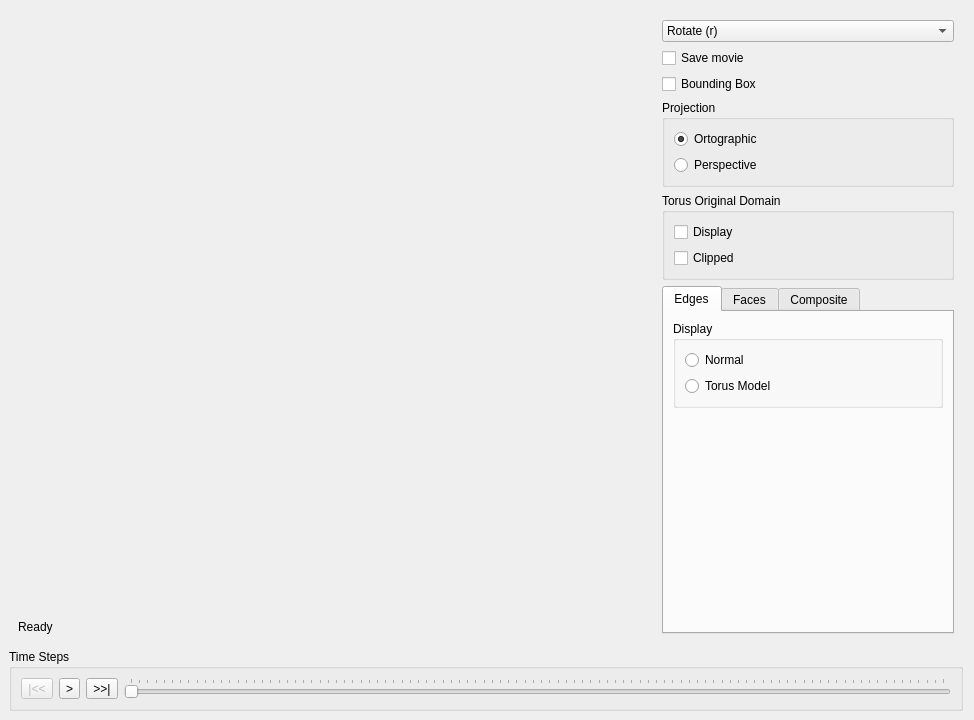
danlipsa/foamvis, file Window.ui: the form before one commit.
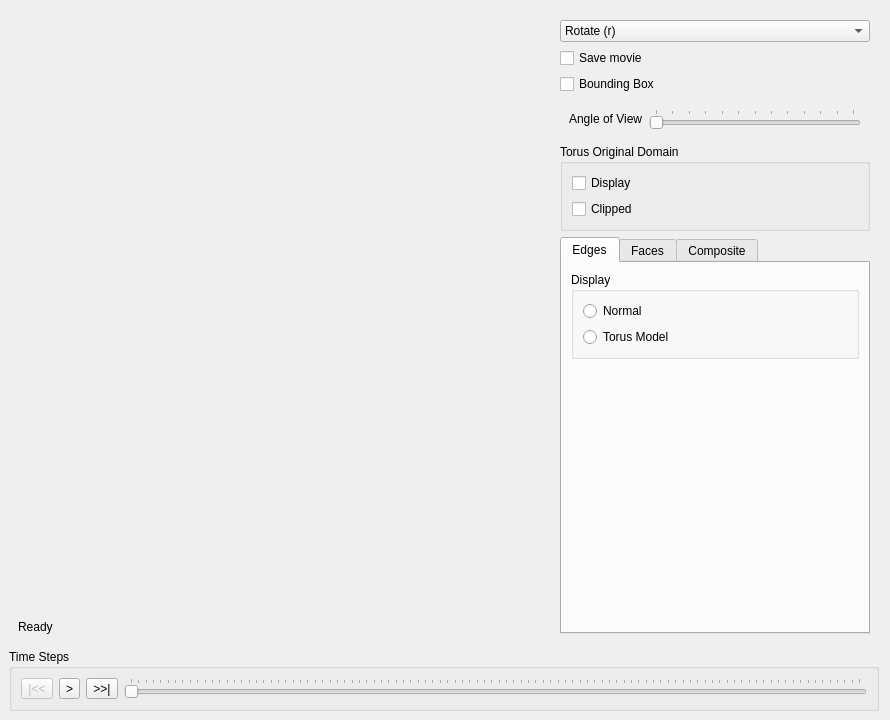
The form after the commit. Custom widgets are drawn as their Qt base class.

The edit to the form file:
```diff
--- a/Window.ui
+++ b/Window.ui
@@ -6,7 +6,7 @@
    <rect>
     <x>0</x>
     <y>0</y>
-    <width>974</width>
+    <width>890</width>
     <height>720</height>
    </rect>
   </property>
@@ -169,25 +169,28 @@
           </widget>
          </item>
          <item>
-          <widget class="QGroupBox" name="groupBoxProjection">
-           <property name="title">
-            <string>Projection</string>
-           </property>
-           <layout class="QVBoxLayout" name="verticalLayout_4">
+          <widget class="QWidget" name="widgetAngleOfView" native="true">
+           <layout class="QHBoxLayout" name="horizontalLayout_4">
             <item>
-             <widget class="QRadioButton" name="radioButtonOrtographic">
+             <widget class="QLabel" name="label">
               <property name="text">
-               <string>Ortographic</string>
-              </property>
-              <property name="checked">
-               <bool>true</bool>
+               <string>Angle of View</string>
               </property>
              </widget>
             </item>
             <item>
-             <widget class="QRadioButton" name="radioButtonPerspective">
-              <property name="text">
-               <string>Perspective</string>
+             <widget class="QSlider" name="horizontalSliderAngleOfView">
+              <property name="maximum">
+               <number>120</number>
+              </property>
+              <property name="orientation">
+               <enum>Qt::Horizontal</enum>
+              </property>
+              <property name="tickPosition">
+               <enum>QSlider::TicksAbove</enum>
+              </property>
+              <property name="tickInterval">
+               <number>10</number>
               </property>
              </widget>
             </item>
```
Left out of the diff: 124 changed lines with no effect on the pictures.
